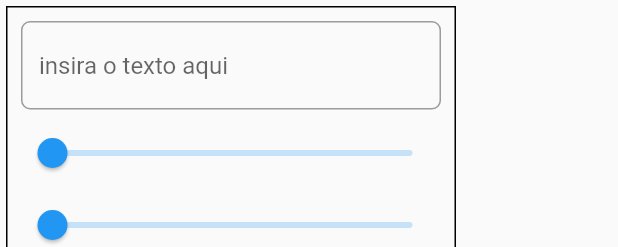
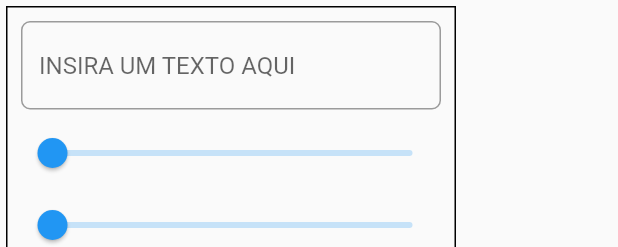
Before and after one commit to flaviogui/MineProjectFlutter, a Flutter app: the EditText widget shown alone on an empty page, opened directly, on a phone screen of 412 x 824 dp. Shown: the top 247 px of the screen. Run offline on Flutter 3.47's test engine with Material 2 defaults, Android fonts, the phone set to English and light mode, and no system bars; our stand-ins replace flutter_animate; network calls fail; key blocks and very long unbroken strings in the code were emptied for the run.

Commit message:
Pequenas modificações

```diff
--- a/funny_memes/lib/components/editetxt.dart
+++ b/funny_memes/lib/components/editetxt.dart
@@ -19,13 +19,14 @@ class _EditTextState extends State<EditText> {
         padding: EdgeInsets.all(4),
         margin: EdgeInsets.all(4),
         child: Column(children: [
-          MyTextField(hint: "insira o texto aqui", controler: widget.controler),
+          MyTextField(
+              hint: "INSIRA UM TEXTO AQUI", controler: widget.controler),
           Slider(
               value: widget.control.posX.toDouble(),
               divisions: 100,
               min: 0,
               max: api.choiceX.toDouble(),
-              label: "posição X: ${widget.control.posX} ",
+              label: "Posição X: ${widget.control.posX} ",
               onChanged: (value) {
                 setState(() {
                   widget.control.text = widget.controler.text;
@@ -37,7 +38,7 @@ class _EditTextState extends State<EditText> {
               divisions: 100,
               min: 0,
               max: api.choiceY.toDouble(),
-              label: "posição Y: ${widget.control.posY} ",
+              label: "Posição Y: ${widget.control.posY} ",
               onChanged: (value) {
                 setState(() {
                   widget.control.text = widget.controler.text;
@@ -51,7 +52,7 @@ class _EditTextState extends State<EditText> {
               max: 0xffffff,
               divisions: 0xffffff,
               label:
-                  "cor do texto: ${widget.control.textColor.toRadixString(16)}",
+                  "Cor do texto: ${widget.control.textColor.toRadixString(16)}",
               onChanged: (value) {
                 setState(() {
                   widget.control.text = widget.controler.text;
@@ -65,7 +66,7 @@ class _EditTextState extends State<EditText> {
               max: 0xffffff,
               divisions: 0xffffff,
               label:
-                  "cor da borda:${widget.control.borderColor.toRadixString(16)}",
+                  "Cor da borda:${widget.control.borderColor.toRadixString(16)}",
               onChanged: (value) {
                 setState(() {
                   widget.control.text = widget.controler.text;
```
